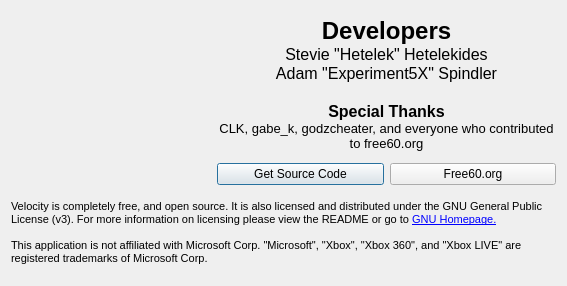
hetelek/Velocity, file Velocity/about.ui: the form before one commit.
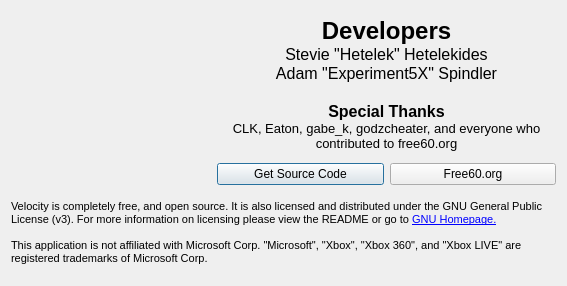
The form after the commit. Icons and pictures are not drawn.

Commit message: added Eaton to the special thanks

Patch:
```diff
--- a/Velocity/about.ui
+++ b/Velocity/about.ui
@@ -53,7 +53,7 @@
 &lt;p align=&quot;center&quot; style=&quot; margin-top:0px; margin-bottom:0px; margin-left:0px; margin-right:0px; -qt-block-indent:0; text-indent:0px;&quot;&gt;&lt;span style=&quot; font-size:12pt;&quot;&gt;Adam &amp;quot;Experiment5X&amp;quot; Spindler&lt;/span&gt;&lt;/p&gt;
 &lt;p align=&quot;center&quot; style=&quot;-qt-paragraph-type:empty; margin-top:0px; margin-bottom:0px; margin-left:0px; margin-right:0px; -qt-block-indent:0; text-indent:0px; font-size:12pt;&quot;&gt;&lt;/p&gt;
 &lt;p align=&quot;center&quot; style=&quot; margin-top:0px; margin-bottom:0px; margin-left:0px; margin-right:0px; -qt-block-indent:0; text-indent:0px;&quot;&gt;&lt;span style=&quot; font-size:12pt; font-weight:600;&quot;&gt;Special Thanks&lt;/span&gt;&lt;/p&gt;
-&lt;p align=&quot;center&quot; style=&quot; margin-top:0px; margin-bottom:0px; margin-left:0px; margin-right:0px; -qt-block-indent:0; text-indent:0px;&quot;&gt;&lt;span style=&quot; font-size:10pt;&quot;&gt;CLK, gabe_k, godzcheater, and everyone who contributed to free60.org&lt;/span&gt;&lt;/p&gt;&lt;/body&gt;&lt;/html&gt;</string>
+&lt;p align=&quot;center&quot; style=&quot; margin-top:0px; margin-bottom:0px; margin-left:0px; margin-right:0px; -qt-block-indent:0; text-indent:0px;&quot;&gt;&lt;span style=&quot; font-size:10pt;&quot;&gt;CLK, Eaton, gabe_k, godzcheater, and everyone who contributed to free60.org&lt;/span&gt;&lt;/p&gt;&lt;/body&gt;&lt;/html&gt;</string>
        </property>
        <property name="wordWrap">
         <bool>true</bool>
```
The commit also changes 1 other file.
